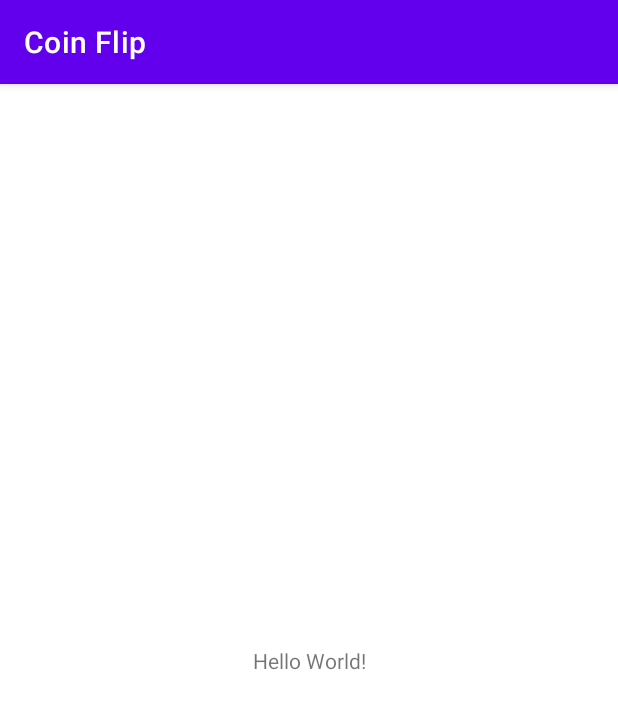
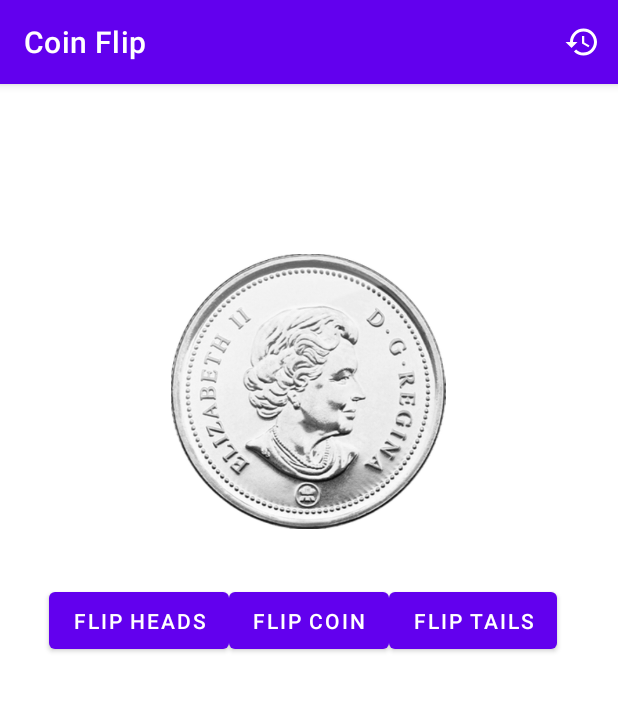
Before and after one commit to JackyL-CyberTofu/Child-Management-App, an Android app: the screen it shows after launch (MainActivity before the commit, CoinFlipActivity after it), on a phone screen of 412 x 824 dp. Shown: the top 709 px of the screen. Run offline under Robolectric (Android 15) with nearby library versions, the phone set to English and light mode, and no system bars; our stand-ins replace navigation-ui.

Commit message:
Added Buttons to flip coin & ListView to display past flips.

```diff
--- a/app/build.gradle
+++ b/app/build.gradle
@@ -25,6 +25,9 @@ android {
         sourceCompatibility JavaVersion.VERSION_1_8
         targetCompatibility JavaVersion.VERSION_1_8
     }
+    buildFeatures {
+        viewBinding true
+    }
 }
 
 dependencies {
@@ -32,6 +35,8 @@ dependencies {
     implementation 'androidx.appcompat:appcompat:1.3.1'
     implementation 'com.google.android.material:material:1.4.0'
     implementation 'androidx.constraintlayout:constraintlayout:2.1.1'
+    implementation 'androidx.navigation:navigation-fragment:2.3.5'
+    implementation 'androidx.navigation:navigation-ui:2.3.5'
     testImplementation 'junit:junit:4.+'
     androidTestImplementation 'androidx.test.ext:junit:1.1.3'
     androidTestImplementation 'androidx.test.espresso:espresso-core:3.4.0'
--- a/app/src/main/java/ca/sfu/cmpt276/be/parentapp/CoinFlipActivity.java
+++ b/app/src/main/java/ca/sfu/cmpt276/be/parentapp/CoinFlipActivity.java
@@ -1,53 +1,74 @@
 package ca.sfu.cmpt276.be.parentapp;
-
-import androidx.appcompat.app.AppCompatActivity;
 
 import android.animation.Animator;
 import android.animation.AnimatorListenerAdapter;
 import android.content.Intent;
 import android.media.MediaPlayer;
 import android.os.Bundle;
+import android.view.Menu;
+import android.view.MenuItem;
 import android.widget.Button;
 import android.widget.ImageView;
 import android.widget.Toast;
 
+import androidx.annotation.NonNull;
+import androidx.appcompat.app.AppCompatActivity;
+import androidx.navigation.ui.AppBarConfiguration;
+
+import ca.sfu.cmpt276.be.parentapp.databinding.ActivityCoinflipBinding;
 import ca.sfu.cmpt276.be.parentapp.model.CoinFlipManager;
 
 public class CoinFlipActivity extends AppCompatActivity {
 
+    private AppBarConfiguration appBarConfiguration;
+    private ActivityCoinflipBinding binding;
+
     private ImageView coin;
     MediaPlayer player;
-
     CoinFlipManager coinFlipManager = CoinFlipManager.getInstance();
 
     @Override
     protected void onCreate(Bundle savedInstanceState) {
         super.onCreate(savedInstanceState);
-        setContentView(R.layout.activity_conflip);
+
+        binding = ActivityCoinflipBinding.inflate(getLayoutInflater());
+        setContentView(binding.getRoot());
+
+        setSupportActionBar(binding.toolbar);
 
         initializeCoin();
         setupButton();
+
     }
 
     private void setupButton() {
-        Button button = (Button) findViewById(R.id.button);
-        button.setOnClickListener(view -> {
-            Intent intent = new Intent(getApplicationContext(), CoinFlipHistory.class);
-            startActivity(intent);
+        Button flipButton = (Button) findViewById(R.id.flipCoinButton);
+        flipButton.setOnClickListener(view -> {
+            flipCoin("Null");
         });
+
+        Button headsButton = (Button) findViewById(R.id.headsButton);
+        headsButton.setOnClickListener(view -> {
+            flipCoin("Heads");
+        });
+
+        Button tailsButton = (Button) findViewById(R.id.tailsButton);
+        tailsButton.setOnClickListener(view -> {
+            flipCoin("Tails");
+        });
+
     }
 
     private void initializeCoin() {
         coin = findViewById(R.id.coin_image);
-        coin.setOnClickListener(v -> flipCoin());
     }
 
-    private void flipCoin() {
+    private void flipCoin(String userChoice) {
         coin.animate().setDuration(3100).rotationXBy(2160).setListener(new AnimatorListenerAdapter() {
             @Override
             public void onAnimationEnd(Animator animation) {
                 super.onAnimationEnd(animation);
-                String result = coinFlipManager.flipRandomCoin("Heads");
+                String result = coinFlipManager.flipRandomCoin(userChoice);
                 switch (result) {
                     case "Heads":
                         coin.setImageResource(R.drawable.coin_heads);
@@ -57,6 +78,15 @@ public class CoinFlipActivity extends AppCompatActivity {
                         break;
                 }
                 Toast.makeText(CoinFlipActivity.this,"result "+result+" at "+ coinFlipManager.getCoinFlipGame(0).getDate(),Toast.LENGTH_SHORT).show();
+                int won = coinFlipManager.getCoinFlipGame(0).getPickerWon();
+                switch (won) {
+                    case 1:
+                        Toast.makeText(CoinFlipActivity.this,"You won",Toast.LENGTH_SHORT).show();
+                        break;
+                    case 0:
+                        Toast.makeText(CoinFlipActivity.this,"you lost" ,Toast.LENGTH_SHORT).show();
+                        break;
+                }
             }
 
             @Override
@@ -68,4 +98,20 @@ public class CoinFlipActivity extends AppCompatActivity {
             }
         });
     }
+
+    @Override
+    public boolean onCreateOptionsMenu(Menu menu) {
+        getMenuInflater().inflate(R.menu.coinflip, menu);
+        return super.onCreateOptionsMenu(menu);
+    }
+
+    @Override
+    public boolean onOptionsItemSelected(@NonNull MenuItem item){
+        if (item.getItemId() == R.id.coinHistoryButton){
+            Intent intent = new Intent(getApplicationContext(), FlipHistoryActivity.class);
+            startActivity(intent);
+        }
+        return super.onOptionsItemSelected(item);
+    }
+
 }
--- a/app/src/main/java/ca/sfu/cmpt276/be/parentapp/model/CoinFlipManager.java
+++ b/app/src/main/java/ca/sfu/cmpt276/be/parentapp/model/CoinFlipManager.java
@@ -52,7 +52,7 @@ public class CoinFlipManager {
         String time = creationTime.format(formatter);
 
         Coin coinflip = new Coin(time, childPicked, userChoice, result);
-        coinFlipHistory.add(coinflip);
+        coinFlipHistory.add(0,coinflip);
 
     }
 
@@ -68,4 +68,5 @@ public class CoinFlipManager {
 
     public ArrayList<Coin> getCoinList() { return this.coinFlipHistory; }
 
+    public int currentGamesPlayed(){ return this.coinFlipHistory.size()-1; }
 }
--- /dev/null
+++ b/app/src/main/res/drawable/ic_history.xml
@@ -0,0 +1,10 @@
+<vector xmlns:android="http://schemas.android.com/apk/res/android"
+    android:width="24dp"
+    android:height="24dp"
+    android:viewportWidth="24"
+    android:viewportHeight="24"
+    android:tint="?attr/colorControlNormal">
+  <path
+      android:fillColor="@android:color/white"
+      android:pathData="M13,3c-4.97,0 -9,4.03 -9,9L1,12l3.89,3.89 0.07,0.14L9,12L6,12c0,-3.87 3.13,-7 7,-7s7,3.13 7,7 -3.13,7 -7,7c-1.93,0 -3.68,-0.79 -4.94,-2.06l-1.42,1.42C8.27,19.99 10.51,21 13,21c4.97,0 9,-4.03 9,-9s-4.03,-9 -9,-9zM12,8v5l4.28,2.54 0.72,-1.21 -3.5,-2.08L13.5,8L12,8z"/>
+</vector>
--- /dev/null
+++ b/app/src/main/res/layout/activity_coinflip.xml
@@ -0,0 +1,74 @@
+<?xml version="1.0" encoding="utf-8"?>
+<androidx.constraintlayout.widget.ConstraintLayout xmlns:android="http://schemas.android.com/apk/res/android"
+    xmlns:app="http://schemas.android.com/apk/res-auto"
+    xmlns:tools="http://schemas.android.com/tools"
+    android:id="@+id/coordinatorLayout"
+    android:layout_width="match_parent"
+    android:layout_height="match_parent"
+    tools:context=".CoinFlipActivity">
+
+    <com.google.android.material.appbar.AppBarLayout
+        android:id="@+id/appBarLayout"
+        android:layout_width="0dp"
+        android:layout_height="wrap_content"
+        android:theme="@style/Theme.BeParentApp.AppBarOverlay"
+        app:layout_constraintEnd_toEndOf="parent"
+        app:layout_constraintStart_toStartOf="parent"
+        app:layout_constraintTop_toTopOf="parent">
+
+        <androidx.appcompat.widget.Toolbar
+            android:id="@+id/toolbar"
+            android:layout_width="match_parent"
+            android:layout_height="wrap_content"
+            android:background="?attr/colorPrimary"
+            app:popupTheme="@style/Theme.BeParentApp.PopupOverlay" />
+
+    </com.google.android.material.appbar.AppBarLayout>
+
+
+    <ImageView
+        android:id="@+id/coin_image"
+        android:layout_width="216dp"
+        android:layout_height="183dp"
+        android:src="@drawable/coin_heads"
+        app:layout_constraintBottom_toBottomOf="parent"
+        app:layout_constraintHorizontal_bias="0.498"
+        app:layout_constraintLeft_toLeftOf="parent"
+        app:layout_constraintRight_toRightOf="parent"
+        app:layout_constraintTop_toTopOf="parent"
+        app:layout_constraintVertical_bias="0.264" />
+
+    <Button
+        android:id="@+id/tailsButton"
+        android:layout_width="wrap_content"
+        android:layout_height="50dp"
+        android:layout_marginTop="36dp"
+        android:text="Flip Tails"
+        app:layout_constraintHorizontal_weight="1"
+        app:layout_constraintStart_toEndOf="@+id/flipCoinButton"
+
+        app:layout_constraintTop_toBottomOf="@+id/coin_image" />
+
+    <Button
+        android:id="@+id/headsButton"
+        android:layout_width="wrap_content"
+        android:layout_height="50dp"
+        android:layout_marginTop="36dp"
+        android:text="Flip Heads"
+        app:layout_constraintEnd_toStartOf="@+id/flipCoinButton"
+        app:layout_constraintHorizontal_weight="1"
+
+        app:layout_constraintTop_toBottomOf="@+id/coin_image" />
+
+    <Button
+        android:id="@+id/flipCoinButton"
+        android:layout_width="wrap_content"
+        android:layout_height="50dp"
+        android:layout_marginTop="36dp"
+        android:text="Flip Coin"
+        app:layout_constraintHorizontal_bias="0.501"
+        app:layout_constraintLeft_toLeftOf="parent"
+        app:layout_constraintRight_toRightOf="parent"
+        app:layout_constraintTop_toBottomOf="@+id/coin_image" />
+
+</androidx.constraintlayout.widget.ConstraintLayout>
--- /dev/null
+++ b/app/src/main/res/menu/coinflip.xml
@@ -0,0 +1,10 @@
+<?xml version="1.0" encoding="utf-8"?>
+<menu xmlns:android="http://schemas.android.com/apk/res/android"
+    xmlns:app="http://schemas.android.com/apk/res-auto">
+    <item
+        android:id="@+id/coinHistoryButton"
+        android:icon="@drawable/ic_history"
+        android:title="History"
+        app:showAsAction="ifRoom"
+        />
+</menu>
--- /dev/null
+++ b/app/src/main/res/values-land/dimens.xml
@@ -0,0 +1,3 @@
+<resources>
+    <dimen name="fab_margin">48dp</dimen>
+</resources>
--- /dev/null
+++ b/app/src/main/res/values-w1240dp/dimens.xml
@@ -0,0 +1,3 @@
+<resources>
+    <dimen name="fab_margin">200dp</dimen>
+</resources>
--- /dev/null
+++ b/app/src/main/res/values-w600dp/dimens.xml
@@ -0,0 +1,3 @@
+<resources>
+    <dimen name="fab_margin">48dp</dimen>
+</resources>
--- /dev/null
+++ b/app/src/main/res/values/dimens.xml
@@ -0,0 +1,3 @@
+<resources>
+    <dimen name="fab_margin">16dp</dimen>
+</resources>
--- a/app/src/main/res/values/themes.xml
+++ b/app/src/main/res/values/themes.xml
@@ -13,4 +13,13 @@
         <item name="android:statusBarColor" tools:targetApi="l">?attr/colorPrimaryVariant</item>
         <!-- Customize your theme here. -->
     </style>
+
+    <style name="Theme.BeParentApp.NoActionBar">
+        <item name="windowActionBar">false</item>
+        <item name="windowNoTitle">true</item>
+    </style>
+
+    <style name="Theme.BeParentApp.AppBarOverlay" parent="ThemeOverlay.AppCompat.Dark.ActionBar" />
+
+    <style name="Theme.BeParentApp.PopupOverlay" parent="ThemeOverlay.AppCompat.Light" />
 </resources>
```
Also changed, not shown: app/src/main/AndroidManifest.xml (+5 -4 lines), app/src/main/java/ca/sfu/cmpt276/be/parentapp/FlipHistoryActivity.java (renamed from app/src/main/java/ca/sfu/cmpt276/be/parentapp/CoinFlipHistory.java, +16 -2 lines), app/src/main/res/layout/activity_conflip.xml (deleted, +0 -34 lines), app/src/main/res/values/strings.xml (+11 -0 lines).
